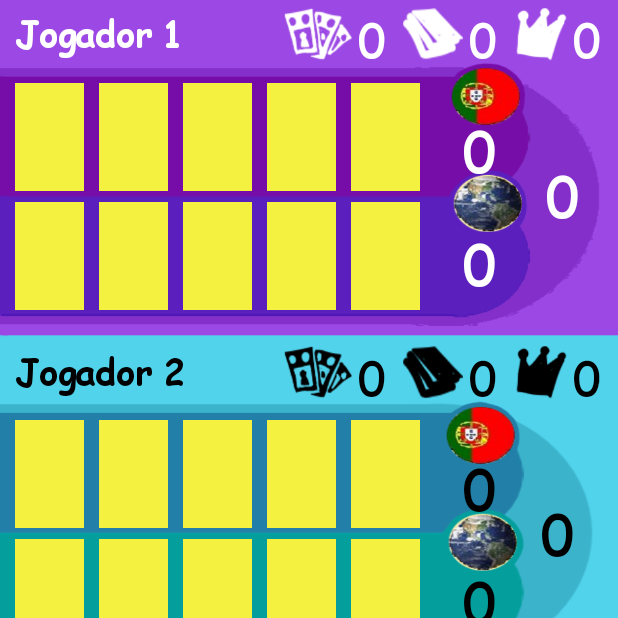
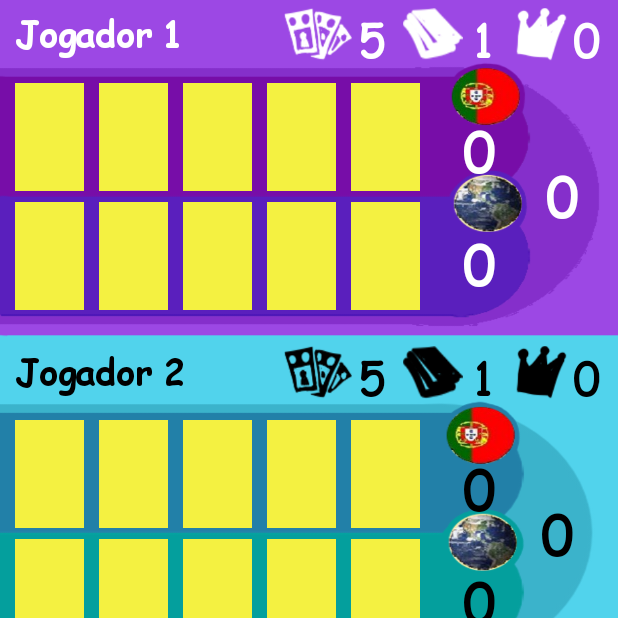
Before and after one commit to Drca1997/CM, an Android app: the fragment GameBoardFragment placed in its activity, after a tap on an icon or button, on a phone screen of 412 x 824 dp, the top half of it. Run offline under Robolectric (Android 15) with nearby library versions, the phone set to English and light mode, and no system bars; 1 statement that could not run was skipped.

Commit message:
Textos dinamicos na interface do jogo

```diff
--- a/GuerraDasEstrelas/app/src/main/java/com/example/guerradasestrelas/AddCardToHand.java
+++ b/GuerraDasEstrelas/app/src/main/java/com/example/guerradasestrelas/AddCardToHand.java
@@ -20,6 +20,8 @@ public class AddCardToHand extends Habilidade {
             switch(origem){
                 case "maoAdversario":
                     addCartaToHand(jogadores[Utils.getOutraFila(turno)].getMao(), jogadores[turno].getMao(), true, false);
+                    Utils.updateCartasNaMaoLabel(jogadores[turno]);
+                    Utils.updateCartasNaMaoLabel(jogadores[Utils.getOutraFila(turno)]);
                     break;
                 case "baralho":
                     jogadores[turno].tiraCartaDoBaralho();
@@ -29,6 +31,7 @@ public class AddCardToHand extends Habilidade {
                     Carta [] array1 = Utils.getCardsArray(jogadores[turno].getCampo()[0]);
                     Carta [] array2 = Utils.getCardsArray(jogadores[turno].getCampo()[1]);
                     addCartaToHand(Utils.mergeArrays(array1, array2), jogadores[turno].getMao(), false, true);
+                    Utils.updateCartasNaMaoLabel(jogadores[turno]);
                     break;
                 default:
                     System.out.println("ERRO: Habilidade nao reconhecida");
--- a/GuerraDasEstrelas/app/src/main/java/com/example/guerradasestrelas/Jogador.java
+++ b/GuerraDasEstrelas/app/src/main/java/com/example/guerradasestrelas/Jogador.java
@@ -45,6 +45,8 @@ public class Jogador {
             mao[i] = baralho[i];
             baralho[i] = null;
         }
+        Utils.updateCartasNaMaoLabel(this);
+        Utils.updateCartasNoBaralhoLabel(this);
     }
 
     public void MostraMao(CardSlot [] handSlots){
@@ -64,6 +66,8 @@ public class Jogador {
                 break;
             }
         }
+        Utils.updateCartasNoBaralhoLabel(this);
+        Utils.updateCartasNaMaoLabel(this);
     }
 
     private void BuildPlayerCardSlots(){
@@ -122,6 +126,7 @@ public class Jogador {
             poder[i] = soma;
         }
         poder[2] = poder[0] + poder[1];
+        Utils.updatePoderLabel(this);
     }
 
     public void removeCartadaMao(Carta carta){
@@ -163,6 +168,7 @@ public class Jogador {
                                Carta [] arrayOrigem = {cartaAtual};
                                System.out.println("JESUS RESSUSCITA");
                                skill.addCartaToHand(arrayOrigem, mao, false, true);
+                               Utils.updateCartasNaMaoLabel(this);
                            }
                            else if (skill.getOrigem().equals("descartes")){ //Sean Bean
                                seanbeanHabRef = skill;  //nao podia executar habilidade aqui, senao so
@@ -182,6 +188,7 @@ public class Jogador {
         if (seanbeanHabRef != null){
             Carta[] array = descartes.toArray(new Carta[descartes.size()]);
             seanbeanHabRef.addCartaToHand(array, mao, true, true);
+            Utils.updateCartasNaMaoLabel(this);
         }
 
     }
@@ -192,6 +199,7 @@ public class Jogador {
 
     public void rondaGanha(){
         this.rondasGanhas++;
+        Utils.updateRondasGanhasLabel(this);
     }
 
     public List<Carta> getDescartes() {
@@ -241,4 +249,8 @@ public class Jogador {
     public void setGotKamikazed(boolean gotKamikazed) {
         this.gotKamikazed = gotKamikazed;
     }
+
+    public int getId(){
+        return id;
+    }
 }
--- a/GuerraDasEstrelas/app/src/main/java/com/example/guerradasestrelas/Jogo.java
+++ b/GuerraDasEstrelas/app/src/main/java/com/example/guerradasestrelas/Jogo.java
@@ -1,6 +1,7 @@
 package com.example.guerradasestrelas;
 
 
+import android.annotation.SuppressLint;
 import android.content.Context;
 import android.database.sqlite.SQLiteDatabase;
 import android.view.View;
@@ -19,7 +20,6 @@ public class Jogo {
     private int turno; //0 - vez do jogador 1, 1- vez do jogador 2. Ou seja, posição dos jogadores no array "jogadores"
 
     public Jogo(Context context, View view, int [] cardsInd){
-        // CardsInd vai ter nos 15 ou 20 idk primeiros indices os indices no array allCards das cartas do jogador 0 e nos ultimos os do jogador 1
         Singleton.getInstance();
         Singleton.context = context;
         Singleton.view = view;
@@ -30,6 +30,7 @@ public class Jogo {
 
         BaseDados bd = new BaseDados(context);
         Carta [] allCards= bd.GetAllCards();
+        // CardsInd vai ter nos 15 primeiros indices os indices no array allCards das cartas do jogador 0 e nos ultimos os do jogador 1
         cardsNum = cardsInd;
 
         criaJogadores();
@@ -56,8 +57,8 @@ public class Jogo {
 
     private void criaJogadores(){
         jogadores = new Jogador [Singleton.NUM_JOGADORES];
-        Jogador jogador1 = new Jogador(1);
-        Jogador jogador2 = new Jogador(2);
+        Jogador jogador1 = new Jogador(Singleton.PLAYER1_ID);
+        Jogador jogador2 = new Jogador(Singleton.PLAYER2_ID);
         jogadores[0] = jogador1;
         jogadores[1] = jogador2;
     }
@@ -75,7 +76,6 @@ public class Jogo {
         Utils.PrintBaralho(jogadores[1].getBaralho(), "BARALHO DO JOGADOR 2");
         //Atribui mao inicial aos jogadores
         jogadores[0].InicializaMao();
-        Utils.PrintBaralho(jogadores[0].getMao(), "MÃO DO JOGADOR 1");
         jogadores[1].InicializaMao();
         //mostra mao do jogador 1, pronto para comecar o jogo
         jogadores[0].MostraMao(handSlots);
@@ -119,6 +119,7 @@ public class Jogo {
         jogadores[1].setBaralho(baralho2);
     }
 
+    @SuppressLint("SetTextI18n")
     public void updatePlayerLabel(){
         playerLabel.setText("Mão do Jogador " + (turno + 1));
 }
--- a/GuerraDasEstrelas/app/src/main/java/com/example/guerradasestrelas/Singleton.java
+++ b/GuerraDasEstrelas/app/src/main/java/com/example/guerradasestrelas/Singleton.java
@@ -15,7 +15,8 @@ public class Singleton  {
     public static final int NUM_CARTAS = 40;
     public static final int LIM_MAO = 10;
     public static final int NUM_CARTAS_JOGO = 30;
-
+    public static final int PLAYER1_ID = 1;
+    public static final int PLAYER2_ID = 2;
 
     private static Singleton INSTANCE = null;
     public static Context context;
--- a/GuerraDasEstrelas/app/src/main/java/com/example/guerradasestrelas/Utils.java
+++ b/GuerraDasEstrelas/app/src/main/java/com/example/guerradasestrelas/Utils.java
@@ -1,6 +1,8 @@
 package com.example.guerradasestrelas;
 
+import android.annotation.SuppressLint;
 import android.content.Context;
+import android.widget.TextView;
 import android.widget.Toast;
 
 import java.util.ArrayList;
@@ -10,6 +12,62 @@ import java.util.List;
 import java.util.Random;
 
 public class Utils {
+
+    @SuppressLint("SetTextI18n")
+    public static void updateRondasGanhasLabel(Jogador jogador){
+        TextView text;
+        if (jogador.getId() == Singleton.PLAYER1_ID){
+           text = Singleton.view.findViewById(R.id.p1_wins);
+
+        }
+        else{
+            text = Singleton.view.findViewById(R.id.p2_wins);
+        }
+        text.setText(jogador.getRondasGanhas() +  "");
+    }
+
+    @SuppressLint("SetTextI18n")
+    public static void updateCartasNaMaoLabel(Jogador jogador){
+        TextView text;
+        if (jogador.getId() == Singleton.PLAYER1_ID){
+            text = Singleton.view.findViewById(R.id.p1_mao);
+        }
+        else{
+            text = Singleton.view.findViewById(R.id.p2_mao);
+        }
+        text.setText(Utils.contaCartasArray(jogador.getMao()) + "");
+    }
+
+    @SuppressLint("SetTextI18n")
+    public static void updateCartasNoBaralhoLabel(Jogador jogador){
+        TextView text;
+        if (jogador.getId() == Singleton.PLAYER1_ID){
+            text = Singleton.view.findViewById(R.id.p1_baralho);
+        }
+        else{
+            text = Singleton.view.findViewById(R.id.p2_baralho);
+        }
+        text.setText(Utils.contaCartasArray(jogador.getBaralho()) +  "");
+    }
+
+    @SuppressLint("SetTextI18n")
+    public static void updatePoderLabel(Jogador jogador){
+        int [] poder = jogador.getPoder();
+        TextView poderPT, poderMundo, poderTotal;
+        if (jogador.getId() == Singleton.PLAYER1_ID){
+            poderPT = Singleton.view.findViewById(R.id.p1_portugal_poder_text);
+            poderMundo = Singleton.view.findViewById(R.id.p1_mundo_poder_text);
+            poderTotal = Singleton.view.findViewById(R.id.p1_global_poder_text);
+        }
+        else{
+            poderPT = Singleton.view.findViewById(R.id.p2_portugal_poder_text);
+            poderMundo = Singleton.view.findViewById(R.id.p2_mundo_poder_text);
+            poderTotal = Singleton.view.findViewById(R.id.p2_global_poder_text);
+        }
+        poderPT.setText(poder[0] + "");
+        poderMundo.setText(poder[1] + "");
+        poderTotal.setText(poder[2] + "");
+    }
 
     public static void showToast(Context context, CharSequence text){
         int duration = Toast.LENGTH_SHORT;
@@ -112,6 +170,16 @@ public class Utils {
         return -1;
     }
 
+    public static int contaCartasArray(Carta [] array){
+        int res = 0;
+        for (Carta carta : array){
+            if (carta != null){
+                res++;
+            }
+        }
+        return res;
+    }
+
     public static Carta [] getCardsArray(CardSlot [] array){
         Carta [] cartas = new Carta [contaNotNullSlots(array)];
         for(int i=0; i < cartas.length; i++){
--- a/GuerraDasEstrelas/app/src/main/java/com/example/guerradasestrelas/ui/gameboard/SorteioFragment.java
+++ b/GuerraDasEstrelas/app/src/main/java/com/example/guerradasestrelas/ui/gameboard/SorteioFragment.java
@@ -159,9 +159,6 @@ public class SorteioFragment extends Fragment {
         // jogador escolheu esta
         cardInd[turn] = ((turn % 2 == 0) ? shakedInds[(first ? ind:ind+1)]:shakedInds[(first ? ind+1:ind)]);
         cardInd[turn + Singleton.NUM_CARTAS_JOGO/2] = ((turn % 2 == 0) ? shakedInds[(first ? ind+1:ind)]:shakedInds[(first ? ind:ind+1)]);
-
-        //cardInd[turn] = shakedInds[(first ? ind:ind+1)];
-        //cardInd[turn + Singleton.NUM_CARTAS_JOGO/2] = shakedInds[(first ? ind+1:ind)];
 
         // proximo turno de escolha
         turn = turn + 1;
```
